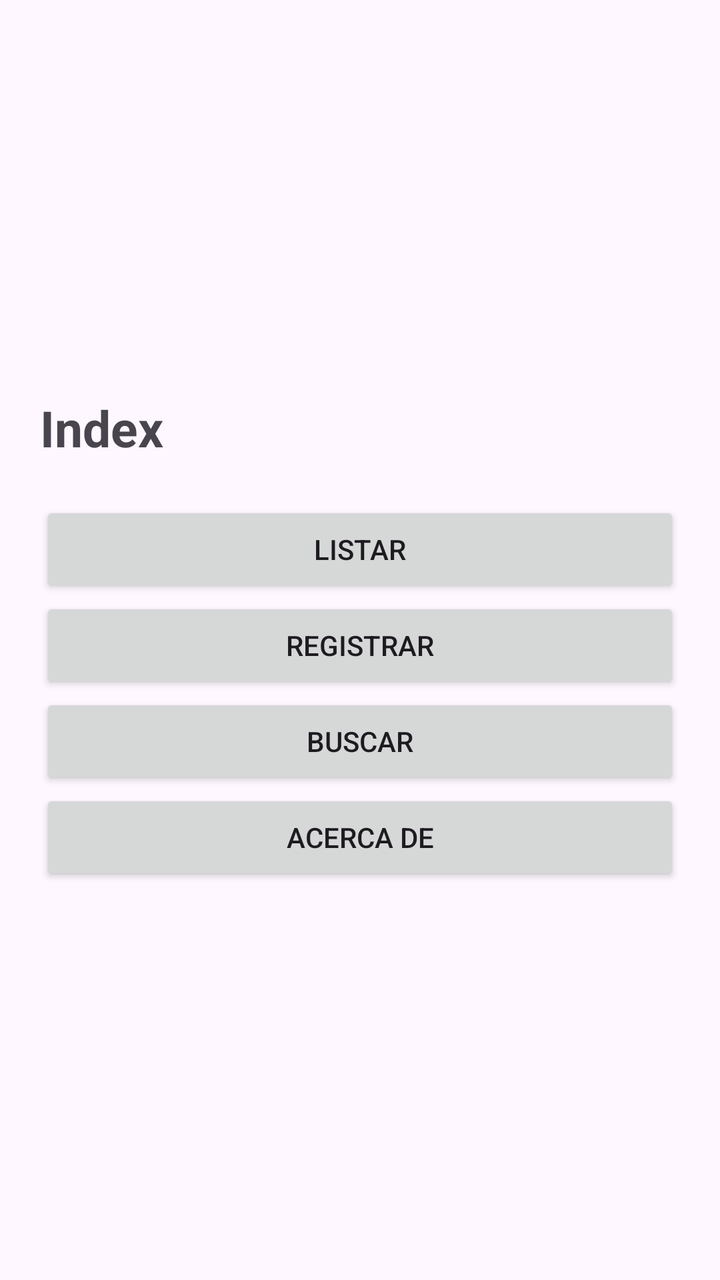
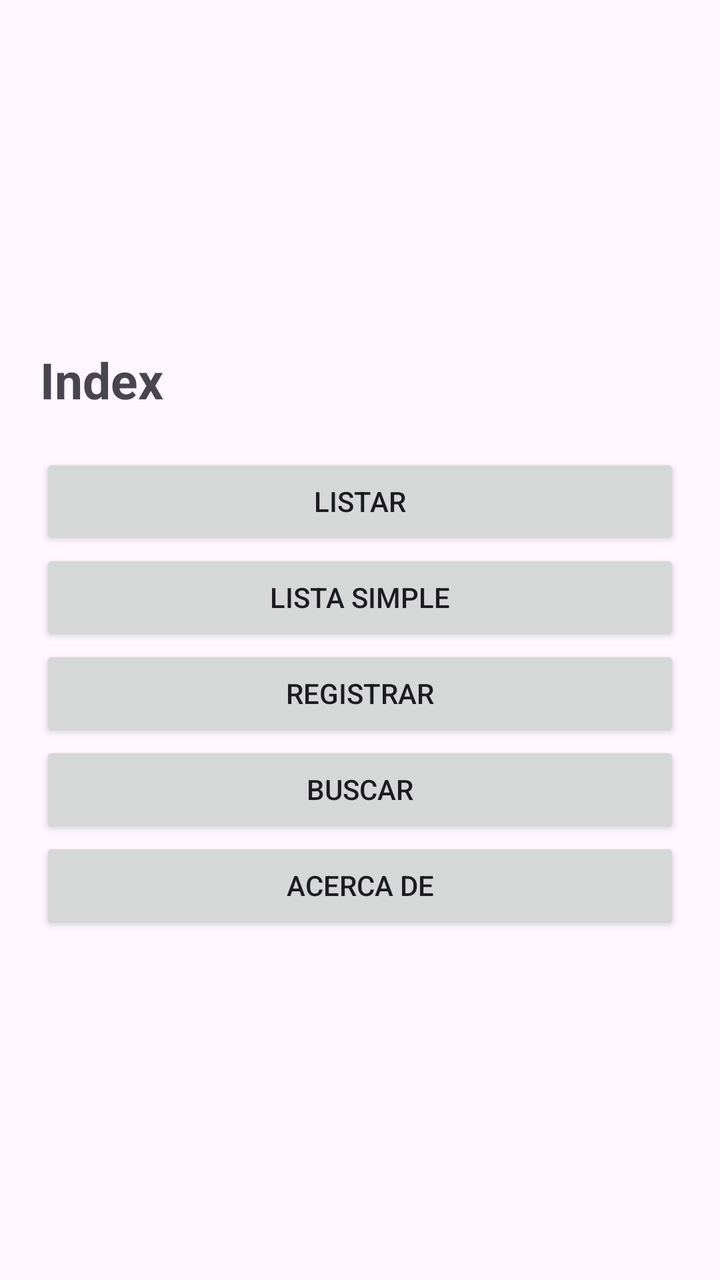

Compare the two renders of this Android layout. The source of the first and the diff that turns it into the second are given below.
<!-- AndroidManifest.xml: application theme Theme.Iniciar_sesion -->
<!-- res/layout/activity_indice.xml -->
<?xml version="1.0" encoding="utf-8"?>
<LinearLayout
    xmlns:android="http://schemas.android.com/apk/res/android"
    xmlns:app="http://schemas.android.com/apk/res-auto"
    xmlns:tools="http://schemas.android.com/tools"
    android:id="@+id/main"

    android:orientation="vertical"
    android:padding="20dp"
    android:gravity="center"

    android:layout_width="match_parent"
    android:layout_height="match_parent"
    tools:context=".Indice">

    <TextView
        android:text="Index"
        android:layout_marginBottom="20dp"
        android:textSize="25dp"
        android:textAlignment="center"
        android:textStyle="bold"
        android:layout_width="match_parent"
        android:layout_height="wrap_content" />

    <Button
        android:id="@+id/btnListar"
        android:text="Listar"
        android:textAllCaps="true"
        android:layout_width="match_parent"
        android:layout_height="wrap_content"/>

    <Button
        android:id="@+id/btnRegistrar"
        android:text="Registrar"
        android:textAllCaps="true"
        android:layout_width="match_parent"
        android:layout_height="wrap_content"/>

    <Button
        android:id="@+id/btnBuscar"
        android:text="Buscar"
        android:textAllCaps="true"
        android:layout_width="match_parent"
        android:layout_height="wrap_content"/>

    <Button
        android:id="@+id/btnAcercaDe"
        android:text="Acerca De"
        android:textAllCaps="true"
        android:layout_width="match_parent"
        android:layout_height="wrap_content"/>


</LinearLayout>
<!-- resources referenced by this layout -->
<resources>
  <style name="Theme.Iniciar_sesion" parent="Base.Theme.Iniciar_sesion" />
  <style name="Base.Theme.Iniciar_sesion" parent="Theme.Material3.DayNight.NoActionBar">
          
          
      </style>
</resources>

<!-- the commit's change to res/layout/activity_indice.xml (unified diff, before → after) -->
@@ -30,6 +30,13 @@
         android:layout_height="wrap_content"/>
 
     <Button
+        android:id="@+id/btnListaSimple"
+        android:text="Lista Simple"
+        android:textAllCaps="true"
+        android:layout_width="match_parent"
+        android:layout_height="wrap_content"/>
+
+    <Button
         android:id="@+id/btnRegistrar"
         android:text="Registrar"
         android:textAllCaps="true"
